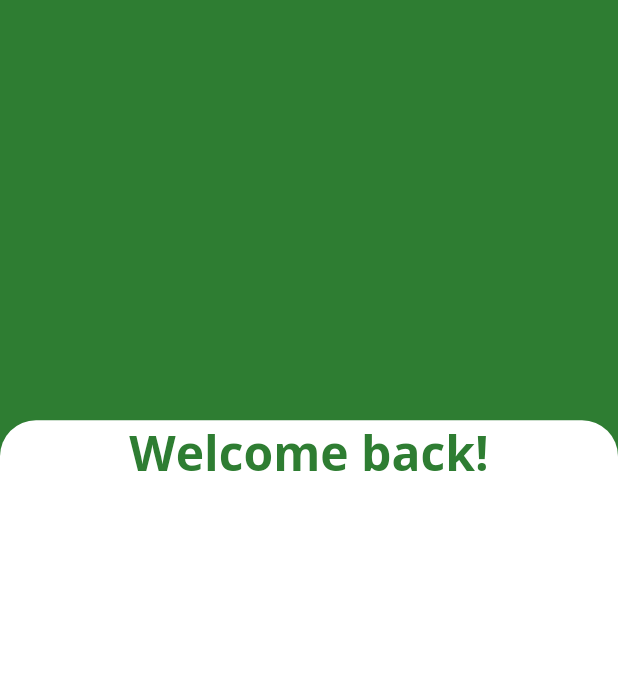
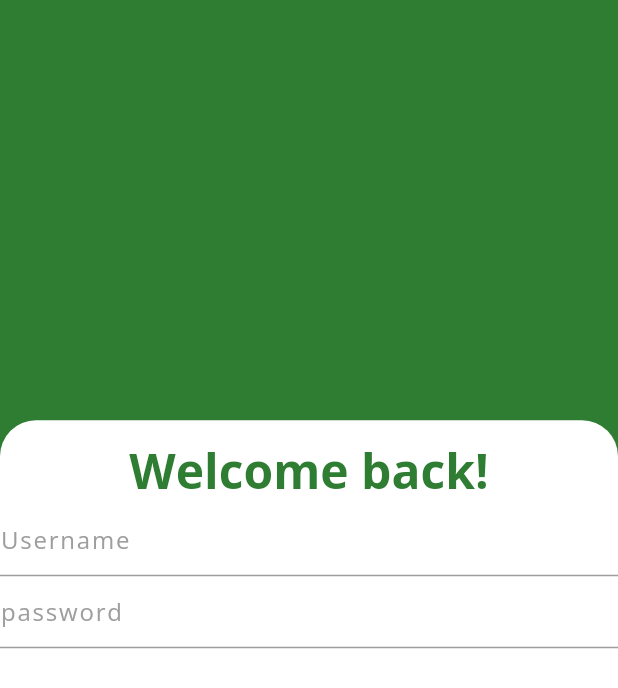
Before and after one commit to FarbodRajabi/barg-challenge, a Flutter app: the screen it shows after launch, on a phone screen of 412 x 824 dp. Shown: the top 688 px of the screen. Run offline on Flutter 3.47's test engine with Material 2 defaults, Android fonts, the phone set to English and light mode, and no system bars; our stand-ins replace get.

Commit message:
text field widget created

```diff
--- /dev/null
+++ b/lib/views/components/my_text_field.dart
@@ -0,0 +1,46 @@
+import 'package:flutter/material.dart';
+
+class MyTextField extends StatelessWidget {
+  final String hint;
+  final bool isPassword;
+  final TextEditingController controller;
+  final String? Function(String?) validator;
+
+  const MyTextField({
+    Key? key,
+    required this.hint,
+    required this.isPassword,
+    required this.controller,
+    required this.validator,
+  }) : super(key: key);
+
+  @override
+  Widget build(BuildContext context) {
+    return TextFormField(
+      style: TextStyle(
+        fontSize: 16,
+        color: Colors.green.shade800,
+        fontWeight: FontWeight.bold,
+        letterSpacing: 1.2,
+      ),
+      obscureText: false,
+      // controller: controller,
+      // validator: validator,
+      decoration: InputDecoration(
+        contentPadding: EdgeInsets.zero,
+        hintText: hint,
+        hintStyle: const TextStyle(
+          color: Colors.grey,
+          fontWeight: FontWeight.normal,
+        ),
+        // errorBorder: const UnderlineInputBorder(
+        //   borderSide: BorderSide(
+        //     color: errorTextColor,
+        //     width: 2,
+        //   ),
+        // ),
+        // errorStyle: errorTextStyle,
+      ),
+    );
+  }
+}
--- a/lib/views/login_screen.dart
+++ b/lib/views/login_screen.dart
@@ -1,13 +1,20 @@
+import 'package:barg/views/components/my_text_field.dart';
 import 'package:flutter/material.dart';
 import 'package:get/get.dart';
 
 class LoginScreen extends StatelessWidget {
-  const LoginScreen({Key? key}) : super(key: key);
+  LoginScreen({Key? key}) : super(key: key);
+
+  final formKey = GlobalKey<FormState>();
+
+  final TextEditingController userNameController = TextEditingController();
+  final TextEditingController passwordController = TextEditingController();
 
   @override
   Widget build(BuildContext context) {
     return Scaffold(
-      body: SizedBox(
+      body: SingleChildScrollView(
+        child: SizedBox(
           height: Get.height,
           child: Stack(
             children: [
@@ -29,6 +36,12 @@ class LoginScreen extends StatelessWidget {
                   ),
                   child: Column(
                     children: [
+                      Container(
+                        padding: const EdgeInsets.fromLTRB(0, 12, 0, 24),
+                        child: Form(
+                          key: formKey,
+                          child: Column(
+                            children: [
                               Text(
                                 'Welcome back!',
                                 style: TextStyle(
@@ -38,6 +51,35 @@ class LoginScreen extends StatelessWidget {
                                   fontFamily: 'OpenSans',
                                 ),
                               ),
+                              MyTextField(
+                                hint: 'Username',
+                                isPassword: false,
+                                controller: userNameController,
+                                validator: (value) {
+                                  if (value!.isEmpty || value.length < 4) {
+                                    return 'Provide a valid username';
+                                  } else {
+                                    return null;
+                                  }
+                                },
+                              ),
+                              MyTextField(
+                                hint: 'password',
+                                isPassword: false,
+                                controller: userNameController,
+                                validator: (value) {
+                                  if (value!.isEmpty || value.length < 4) {
+                                    return 'Provide a valid username';
+                                  } else {
+                                    return null;
+                                  }
+                                },
+                              ),
+                            ],
+                          ),
+                        ),
+                      ),
+                      // MyTextField(),
                     ],
                   ),
                 ),
@@ -45,6 +87,7 @@ class LoginScreen extends StatelessWidget {
             ],
           ),
         ),
+      ),
     );
   }
 }
```
Lines whose indentation alone changed are shown as unchanged.
